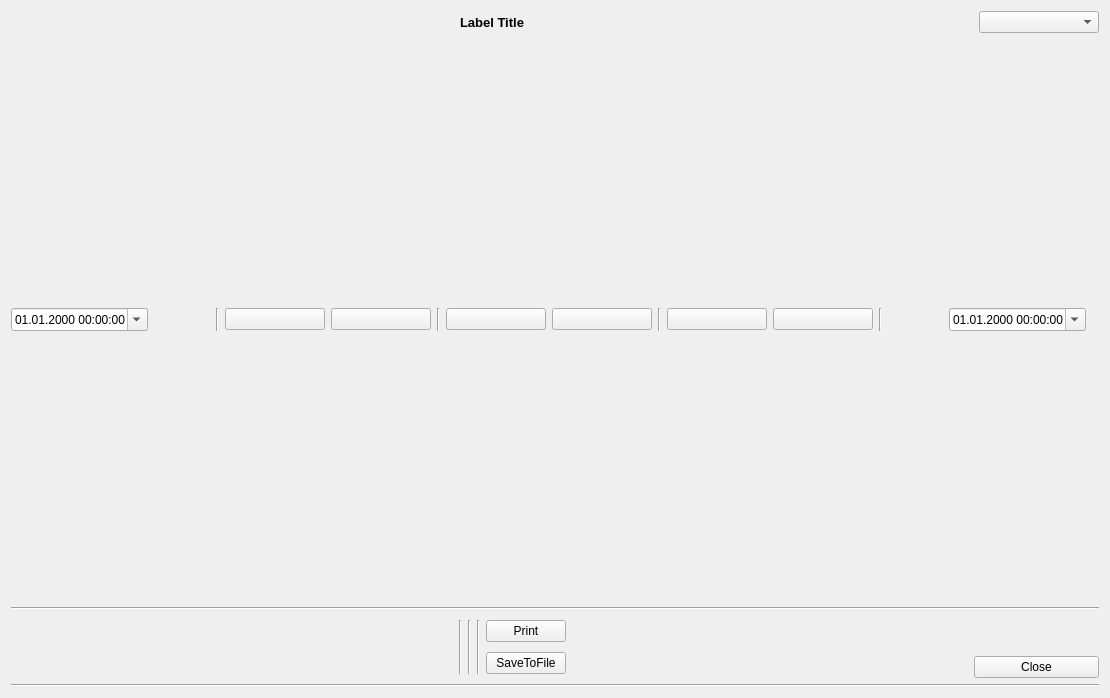
Above: mainwindow.ui from icprog/TrendView10 before the change. Below: the same form after it.
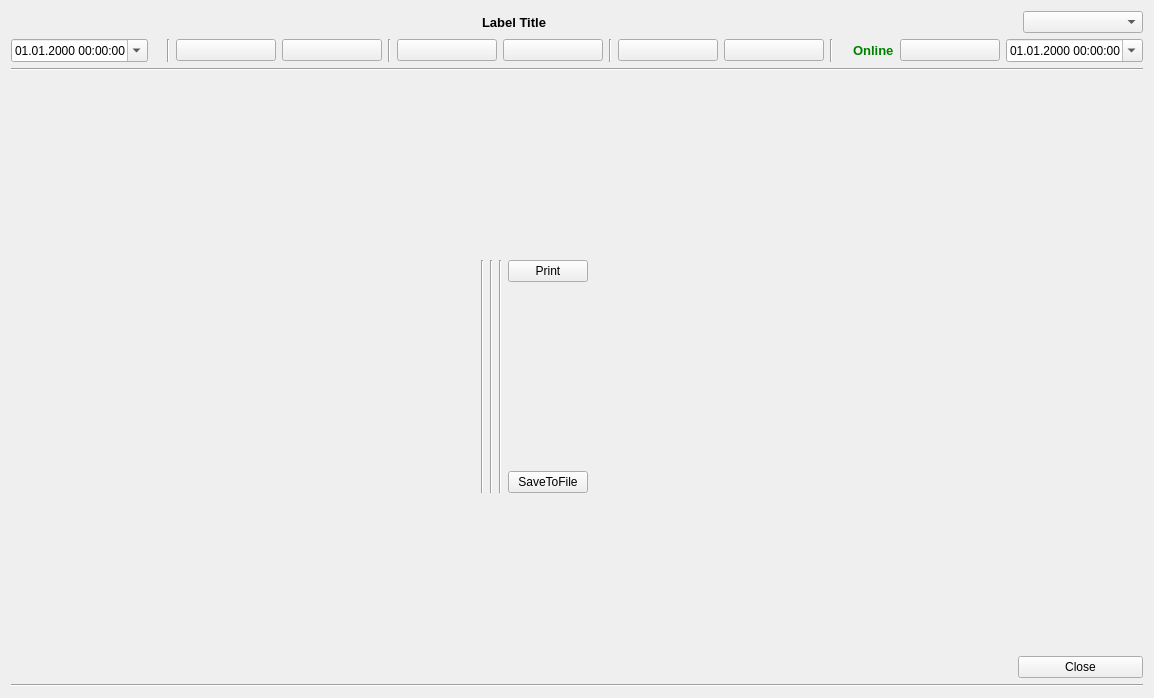
That is the form after the change. Icons and pictures are not drawn.

Commit message: version 1.0, added online data update

What changed in the file:
```diff
--- a/mainwindow.ui
+++ b/mainwindow.ui
@@ -6,7 +6,7 @@
    <rect>
     <x>0</x>
     <y>0</y>
-    <width>1110</width>
+    <width>1154</width>
     <height>698</height>
    </rect>
   </property>
@@ -22,7 +22,7 @@
    <locale language="Ukrainian" country="Ukraine"/>
   </property>
   <widget class="QWidget" name="centralWidget">
-   <layout class="QVBoxLayout" name="verticalLayout_4" stretch="0,100,0,0,0">
+   <layout class="QVBoxLayout" name="verticalLayout_2" stretch="0,100,0,0,0">
     <item>
      <layout class="QHBoxLayout" name="horizontalLayout_3" stretch="100,0">
       <item>
@@ -55,13 +55,18 @@
      </layout>
     </item>
     <item>
-     <layout class="QHBoxLayout" name="horizontalLayout" stretch="100,0">
-      <item>
-       <layout class="QVBoxLayout" name="verticalLayout_2" stretch="100,0">
-        <item>
+     <layout class="QGridLayout" name="gridLayout_2" rowstretch="100,0" columnstretch="100,0">
+      <item row="0" column="1">
+       <layout class="QGridLayout" name="gridLayoutMinMax">
+        <property name="verticalSpacing">
+         <number>4</number>
+        </property>
+       </layout>
+      </item>
+      <item row="0" column="0">
          <layout class="QVBoxLayout" name="verticalLayoutGraphic"/>
         </item>
-        <item>
+      <item row="1" column="0">
          <layout class="QHBoxLayout" name="horizontalLayout_4">
           <item>
            <widget class="QDateTimeEdit" name="dateTimeEditStart">
@@ -265,33 +270,61 @@
             </property>
            </spacer>
           </item>
+        <item>
+         <widget class="QLabel" name="labelIsOnline">
+          <property name="font">
+           <font>
+            <pointsize>10</pointsize>
+            <weight>75</weight>
+            <bold>true</bold>
+           </font>
+          </property>
+          <property name="styleSheet">
+           <string notr="true">QLabel {
+color: green;
+}</string>
+          </property>
+          <property name="text">
+           <string>Online</string>
+          </property>
+         </widget>
+        </item>
+        <item>
+         <widget class="QPushButton" name="buttonForwardToEnd">
+          <property name="minimumSize">
+           <size>
+            <width>100</width>
+            <height>0</height>
+           </size>
+          </property>
+          <property name="text">
+           <string/>
+          </property>
+          <property name="icon">
+           <iconset resource="res.qrc">
+            <normaloff>:/images/2rightarrow_end.ico</normaloff>:/images/2rightarrow_end.ico</iconset>
+          </property>
+          <property name="iconSize">
+           <size>
+            <width>24</width>
+            <height>24</height>
+           </size>
+          </property>
+         </widget>
+        </item>
           <item>
            <widget class="QDateTimeEdit" name="dateTimeEditEnd">
+          <property name="font">
+           <font>
+            <weight>50</weight>
+            <bold>false</bold>
+           </font>
+          </property>
             <property name="displayFormat">
              <string>dd.MM.yyyy HH:mm:ss</string>
             </property>
             <property name="calendarPopup">
              <bool>true</bool>
-            </property>
-           </widget>
-          </item>
-         </layout>
-        </item>
-       </layout>
-      </item>
-      <item>
-       <layout class="QVBoxLayout" name="verticalLayout_3" stretch="100,0">
-        <item>
-         <layout class="QGridLayout" name="gridLayoutMinMax">
-          <property name="verticalSpacing">
-           <number>6</number>
-          </property>
-         </layout>
-        </item>
-        <item>
-         <widget class="QLabel" name="label">
-          <property name="text">
-           <string/>
           </property>
          </widget>
         </item>
@@ -307,7 +340,7 @@
      </widget>
     </item>
     <item>
-     <layout class="QHBoxLayout" name="horizontalLayout_2" stretch="0,0,0,0,0">
+     <layout class="QHBoxLayout" name="horizontalLayout_2" stretch="0,100,0,100,0">
       <item>
        <layout class="QGridLayout" name="gridLayoutTrendsInfo">
         <property name="leftMargin">
```
Left out of the diff: 4 changed lines with no effect on the pictures. Lines whose indentation alone changed are shown as unchanged. The commit also changes 6 other files.
